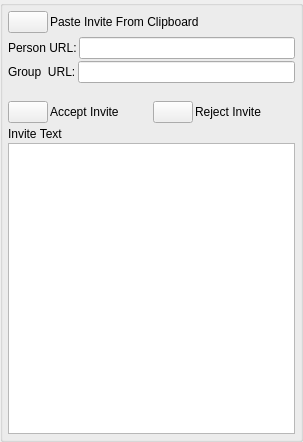
Qt form nolimitgui/CommonSrc/Forms/AppletInviteAccept.ui (nolimitconnect/NoLimitConnect) before a commit.
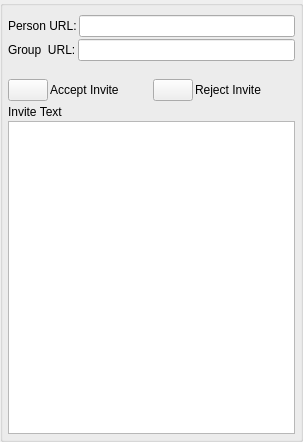
The same form after that commit. Custom widgets are drawn as their Qt base class.

What changed in the file:
```diff
--- a/nolimitgui/CommonSrc/Forms/AppletInviteAccept.ui
+++ b/nolimitgui/CommonSrc/Forms/AppletInviteAccept.ui
@@ -81,34 +81,7 @@
        <number>5</number>
       </property>
       <item>
-       <layout class="QHBoxLayout" name="horizontalLayout">
-        <item>
-         <widget class="VxPushButton" name="m_CopyInviteFromClipboardButton">
-          <property name="sizePolicy">
-           <sizepolicy hsizetype="Minimum" vsizetype="Minimum">
-            <horstretch>0</horstretch>
-            <verstretch>0</verstretch>
-           </sizepolicy>
-          </property>
-          <property name="text">
-           <string/>
-          </property>
-         </widget>
-        </item>
-        <item>
-         <widget class="QLabel" name="m_CopyInviteLabel">
-          <property name="sizePolicy">
-           <sizepolicy hsizetype="Expanding" vsizetype="Preferred">
-            <horstretch>0</horstretch>
-            <verstretch>0</verstretch>
-           </sizepolicy>
-          </property>
-          <property name="text">
-           <string>Paste Invite From Clipboard</string>
-          </property>
-         </widget>
-        </item>
-       </layout>
+       <widget class="ClipboardPasteWidget" name="m_ClipboardPastWidget" native="true"/>
       </item>
       <item>
        <widget class="IdentWidget" name="m_IdentWidget" native="true"/>
@@ -239,6 +212,12 @@
    <header>IdentWidget.h</header>
    <container>1</container>
   </customwidget>
+  <customwidget>
+   <class>ClipboardPasteWidget</class>
+   <extends>QWidget</extends>
+   <header>ClipboardPasteWidget.h</header>
+   <container>1</container>
+  </customwidget>
  </customwidgets>
  <resources/>
  <connections/>
```
Left out of the diff: 4 changed lines with no effect on the pictures.
